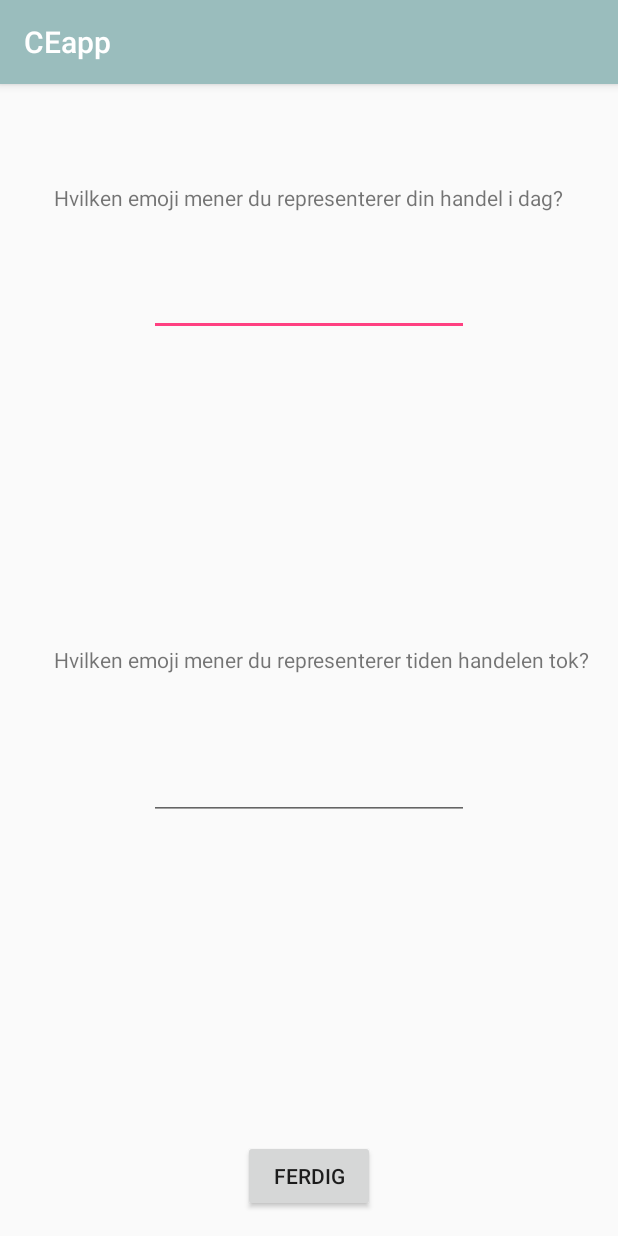
After one commit to JoakimGreger/gruppe39-bachelor, an Android app: the EmojiActivity screen opened directly, with no data from a screen before it, on a phone screen of 412 x 824 dp. The commit adds this screen. Run offline under Robolectric (Android 15) with nearby library versions, the phone set to English and light mode, and no system bars.

Commit message:
Location sjekking i bakgrunn fuker + la til start på emojiActivity

```diff
--- /dev/null
+++ b/CEapp/app/src/main/java/com/example/joakim/ceapp/EmojiActivity.java
@@ -0,0 +1,39 @@
+package com.example.joakim.ceapp;
+
+import android.content.pm.ActivityInfo;
+import android.support.v7.app.AppCompatActivity;
+import android.os.Bundle;
+import android.view.View;
+import android.widget.Button;
+import android.widget.EditText;
+import android.widget.TextView;
+import android.widget.Toast;
+
+public class EmojiActivity extends AppCompatActivity {
+
+    EditText emojiOneText;
+    EditText emojiTwoText;
+    Button doneButton;
+    TextView qOneText;
+
+    @Override
+    protected void onCreate(Bundle savedInstanceState) {
+
+        super.setRequestedOrientation(ActivityInfo.SCREEN_ORIENTATION_LOCKED);
+        super.onCreate(savedInstanceState);
+        setContentView(R.layout.activity_emoji);
+
+
+        emojiOneText = (EditText) findViewById(R.id.emojiOneText);
+        emojiTwoText = (EditText) findViewById(R.id.emojiTwoText);
+        doneButton = (Button) findViewById(R.id.doneBtnEmoji);
+        qOneText = (TextView) findViewById(R.id.qOneText);
+
+        doneButton.setOnClickListener(new View.OnClickListener() {
+            @Override
+            public void onClick(View v) {
+                Toast.makeText(EmojiActivity.this, ""+emojiOneText.getText()+","+emojiTwoText.getText(), Toast.LENGTH_SHORT).show();
+            }
+        });
+    }
+}
--- /dev/null
+++ b/CEapp/app/src/main/res/layout/activity_emoji.xml
@@ -0,0 +1,61 @@
+<?xml version="1.0" encoding="utf-8"?>
+<RelativeLayout xmlns:android="http://schemas.android.com/apk/res/android"
+    xmlns:tools="http://schemas.android.com/tools"
+    android:id="@+id/activity_emoji"
+    android:layout_width="match_parent"
+    android:layout_height="match_parent"
+    android:paddingBottom="@dimen/activity_vertical_margin"
+    android:paddingLeft="@dimen/activity_horizontal_margin"
+    android:paddingRight="@dimen/activity_horizontal_margin"
+    android:paddingTop="@dimen/activity_vertical_margin"
+    tools:context="com.example.joakim.ceapp.EmojiActivity">
+
+    <TextView
+        android:text="Hvilken emoji mener du representerer din handel i dag?"
+        android:layout_width="wrap_content"
+        android:layout_height="wrap_content"
+        android:layout_alignParentTop="true"
+        android:layout_centerHorizontal="true"
+        android:layout_marginTop="50dp"
+        android:id="@+id/qOneText" />
+
+    <EditText
+        android:layout_width="wrap_content"
+        android:layout_height="wrap_content"
+        android:inputType="textPersonName"
+        android:ems="10"
+        android:layout_below="@+id/qOneText"
+        android:layout_centerHorizontal="true"
+        android:layout_marginTop="37dp"
+        android:id="@+id/emojiOneText"
+        android:textAlignment="center" />
+
+    <TextView
+        android:text="Hvilken emoji mener du representerer tiden handelen tok?"
+        android:layout_width="wrap_content"
+        android:layout_height="wrap_content"
+        android:layout_centerVertical="true"
+        android:layout_alignStart="@+id/qOneText"
+        android:id="@+id/qTwoText"/>
+
+    <EditText
+        android:layout_width="wrap_content"
+        android:layout_height="wrap_content"
+        android:inputType="textPersonName"
+        android:ems="10"
+        android:layout_marginTop="52dp"
+        android:id="@+id/emojiTwoText"
+        android:layout_below="@+id/qTwoText"
+        android:layout_alignStart="@+id/emojiOneText"
+        android:textAlignment="center"
+        />
+
+    <Button
+        android:text="Ferdig"
+        android:layout_width="wrap_content"
+        android:layout_height="wrap_content"
+        android:id="@+id/doneBtnEmoji"
+        android:layout_alignParentBottom="true"
+        android:layout_centerHorizontal="true" />
+
+</RelativeLayout>
```
Also changed, not shown: CEapp/app/src/main/AndroidManifest.xml (+14 -5 lines), CEapp/app/src/main/java/com/example/joakim/ceapp/DragActivity.java (+27 -10 lines), CEapp/app/src/main/java/com/example/joakim/ceapp/LocationChecker.java (added, +119 -0 lines), CEapp/app/src/main/java/com/example/joakim/ceapp/LocationService.java (added, +155 -0 lines), CEapp/app/src/main/java/com/example/joakim/ceapp/MainActivity.java (+34 -1 lines), CEapp/app/src/main/res/layout/activity_drag.xml (+26 -44 lines), CEapp/app/src/main/res/layout/activity_main.xml (+10 -0 lines), CEapp/app/src/main/res/drawable/happyface.png (added), CEapp/app/src/main/res/drawable/madface.png (added), CEapp/app/src/main/res/drawable/neutralface.png (added), CEapp/app/src/main/res/drawable/sadface.png (added), CEapp/app/src/main/res/drawable/smileface.png (added).
